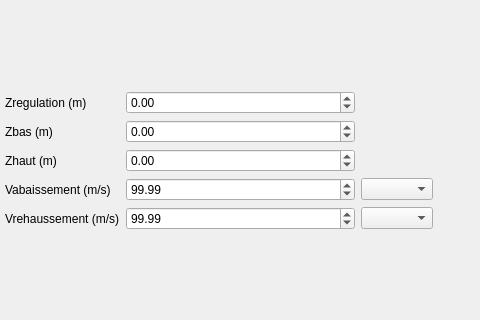
Before: the Qt Designer form ui/structures/ui_mobil_sing.ui in Artelia/Mascaret, drawn with Qt 5; both pictures show x 243 to 723 and y 93 to 413 of the 930 by 535 pixel window.
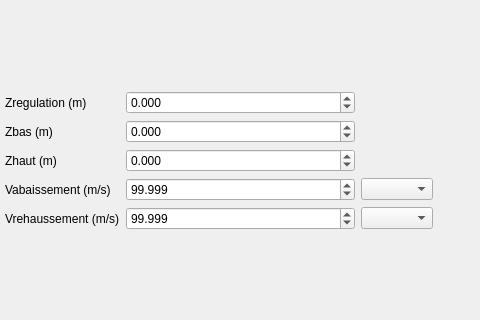
After: the same form once the commit is applied.

Patch:
```diff
--- a/ui/structures/ui_mobil_sing.ui
+++ b/ui/structures/ui_mobil_sing.ui
@@ -302,7 +302,7 @@
          <item row="4" column="2">
           <widget class="QDoubleSpinBox" name="sb_vd">
            <property name="decimals">
-            <number>2</number>
+            <number>3</number>
            </property>
            <property name="maximum">
             <double>1000000.000000000000000</double>
@@ -311,12 +311,15 @@
             <double>0.010000000000000</double>
            </property>
            <property name="value">
-            <double>99.989999999999995</double>
+            <double>99.998999999999995</double>
            </property>
           </widget>
          </item>
          <item row="5" column="2">
           <widget class="QDoubleSpinBox" name="sb_va">
+           <property name="decimals">
+            <number>3</number>
+           </property>
            <property name="maximum">
             <double>1000000.000000000000000</double>
            </property>
@@ -324,7 +327,7 @@
             <double>0.010000000000000</double>
            </property>
            <property name="value">
-            <double>99.989999999999995</double>
+            <double>99.998999999999995</double>
            </property>
           </widget>
          </item>
@@ -338,7 +341,7 @@
          <item row="2" column="2">
           <widget class="QDoubleSpinBox" name="sb_zbas">
            <property name="decimals">
-            <number>2</number>
+            <number>3</number>
            </property>
            <property name="minimum">
             <double>-1000000000.000000000000000</double>
@@ -354,7 +357,7 @@
          <item row="1" column="2">
           <widget class="QDoubleSpinBox" name="sb_zreg">
            <property name="decimals">
-            <number>2</number>
+            <number>3</number>
            </property>
            <property name="minimum">
             <double>-1000000000.000000000000000</double>
@@ -370,7 +373,7 @@
          <item row="3" column="2">
           <widget class="QDoubleSpinBox" name="sb_zhaut">
            <property name="decimals">
-            <number>2</number>
+            <number>3</number>
            </property>
            <property name="minimum">
             <double>-1000000000.000000000000000</double>
```
